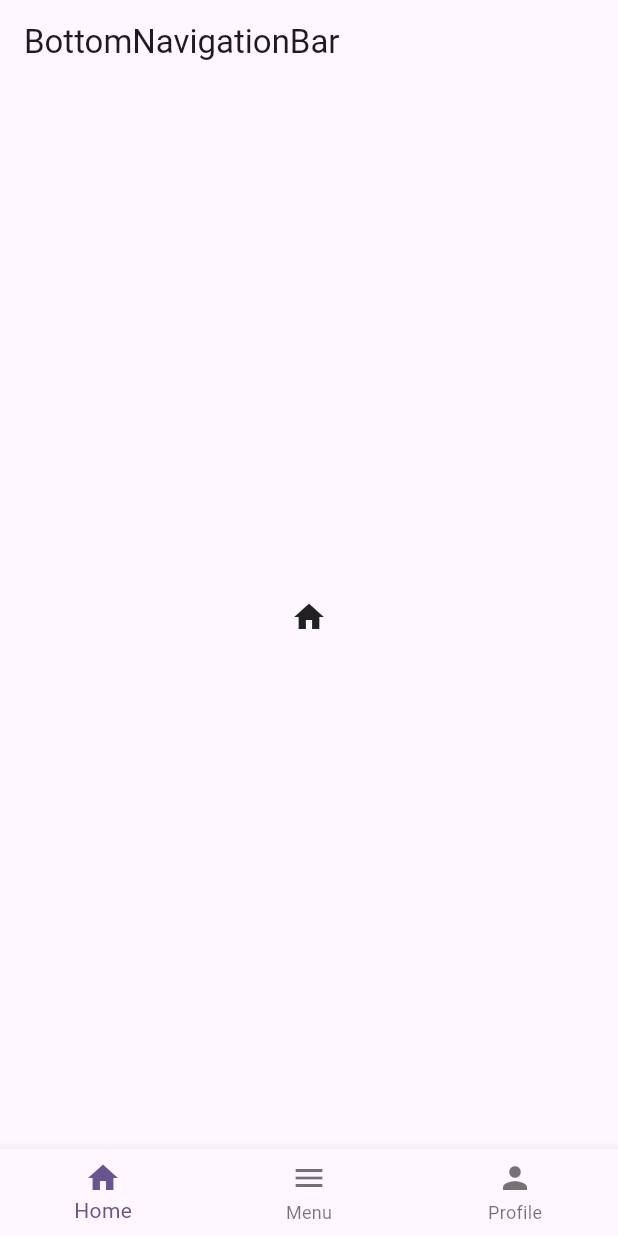
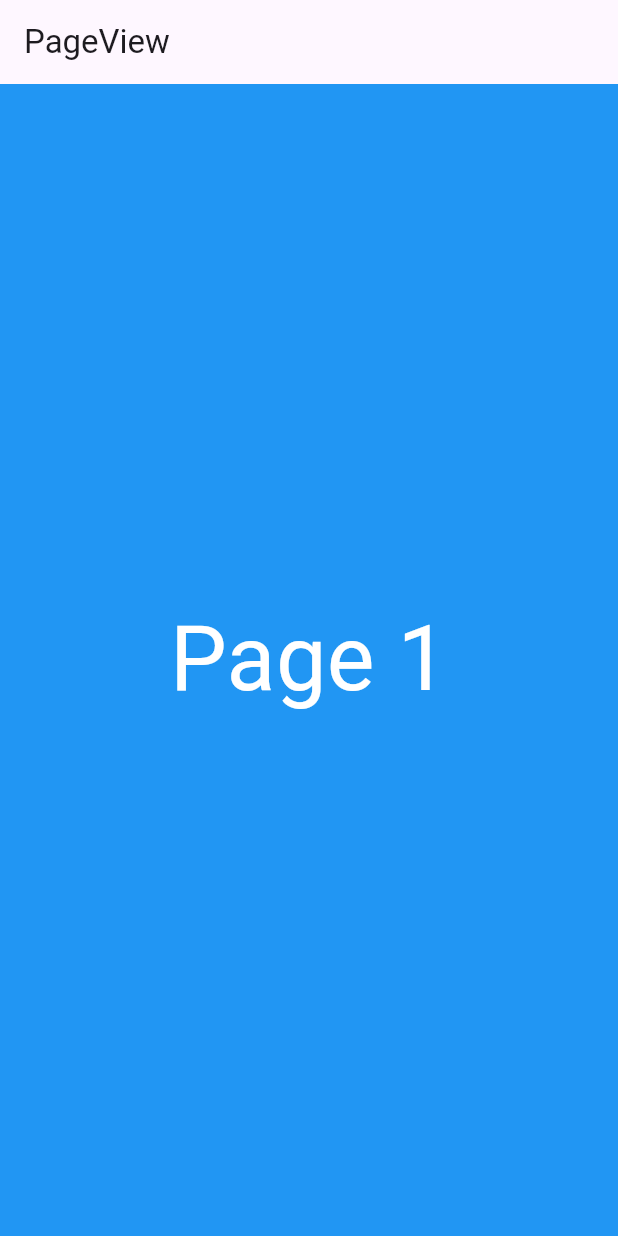
Before and after one commit to KRFLUTTERUG/wiki-flutter-widget, a Flutter app: the screen it shows after launch, on a phone screen of 412 x 824 dp. Run offline on Flutter 3.47's test engine with Material 3 defaults, Android fonts, the phone set to English and light mode, and no system bars; our stand-ins replace fl_chart, gap.

Commit message:
feat : pageview

```diff
--- a/lib/main.dart
+++ b/lib/main.dart
@@ -6,6 +6,7 @@ import 'package:wiki_flutter_examples/widget/20210123/choicechip.dart';
 import 'package:wiki_flutter_examples/widget/20210123/expansiontile.dart';
 import 'package:wiki_flutter_examples/widget/20210123/fittedbox.dart';
 import 'package:wiki_flutter_examples/widget/20210123/hero.dart';
+import 'package:wiki_flutter_examples/widget/20210123/pageview.dart';
 import 'package:wiki_flutter_examples/widget/20210123/popupmenubutton.dart';
 import 'package:wiki_flutter_examples/widget/20210123/rangeslider.dart';
 import 'package:wiki_flutter_examples/widget/20210123/showdatepicker.dart';
@@ -35,6 +36,6 @@ class MyApp extends StatelessWidget {
           colorScheme: ColorScheme.fromSeed(seedColor: Colors.deepPurple),
           useMaterial3: true,
         ),
-        home: const MyBottomNavigationBar());
+        home: const MyPageView());
   }
 }
--- /dev/null
+++ b/lib/widget/20210123/pageview.dart
@@ -0,0 +1,50 @@
+import 'package:flutter/material.dart';
+
+class MyPageView extends StatefulWidget {
+  const MyPageView({super.key});
+
+  @override
+  State<MyPageView> createState() => _MyPageViewState();
+}
+
+class _MyPageViewState extends State<MyPageView> {
+  @override
+  Widget build(BuildContext context) {
+    return Scaffold(
+      appBar: AppBar(
+        title: Text('PageView'),
+      ),
+      body: PageView(
+        children: [
+          Container(
+            color: Colors.blue,
+            child: Center(
+              child: Text(
+                'Page 1',
+                style: TextStyle(color: Colors.white, fontSize: 60),
+              ),
+            ),
+          ),
+          Container(
+            color: Colors.orange,
+            child: Center(
+              child: Text(
+                'Page 2',
+                style: TextStyle(color: Colors.white, fontSize: 60),
+              ),
+            ),
+          ),
+          Container(
+            color: Colors.greenAccent,
+            child: Center(
+              child: Text(
+                'Page 3',
+                style: TextStyle(color: Colors.white, fontSize: 60),
+              ),
+            ),
+          )
+        ],
+      ),
+    );
+  }
+}
```
Also changed, not shown: 1 other file.
